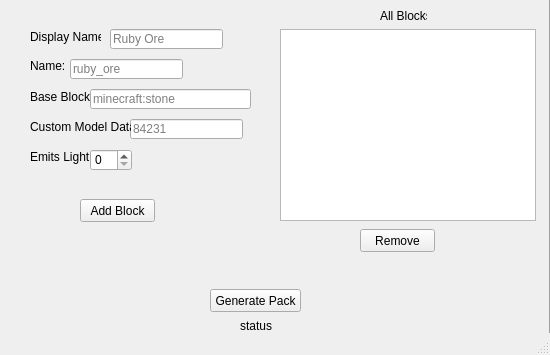
TheJupiterDev/mDirt, file main.ui: the form before one commit; both pictures show x 0 to 550 and y 261 to 616 of the 550 by 616 pixel window.
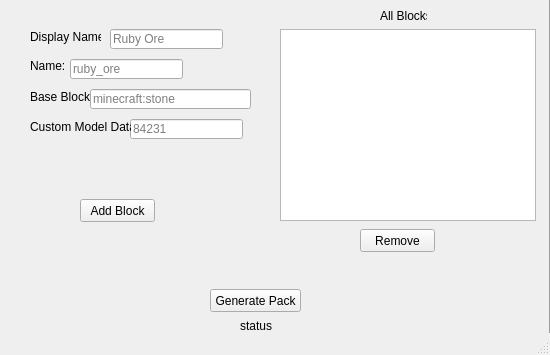
The form after the commit.

```diff
--- a/main.ui
+++ b/main.ui
@@ -357,32 +357,6 @@
      <string>status</string>
     </property>
    </widget>
-   <widget class="QLabel" name="label_2">
-    <property name="geometry">
-     <rect>
-      <x>30</x>
-      <y>410</y>
-      <width>71</width>
-      <height>16</height>
-     </rect>
-    </property>
-    <property name="text">
-     <string>Emits Light?</string>
-    </property>
-   </widget>
-   <widget class="QSpinBox" name="lightLevel">
-    <property name="geometry">
-     <rect>
-      <x>90</x>
-      <y>410</y>
-      <width>42</width>
-      <height>22</height>
-     </rect>
-    </property>
-    <property name="maximum">
-     <number>15</number>
-    </property>
-   </widget>
   </widget>
   <widget class="QStatusBar" name="statusbar"/>
  </widget>
```
